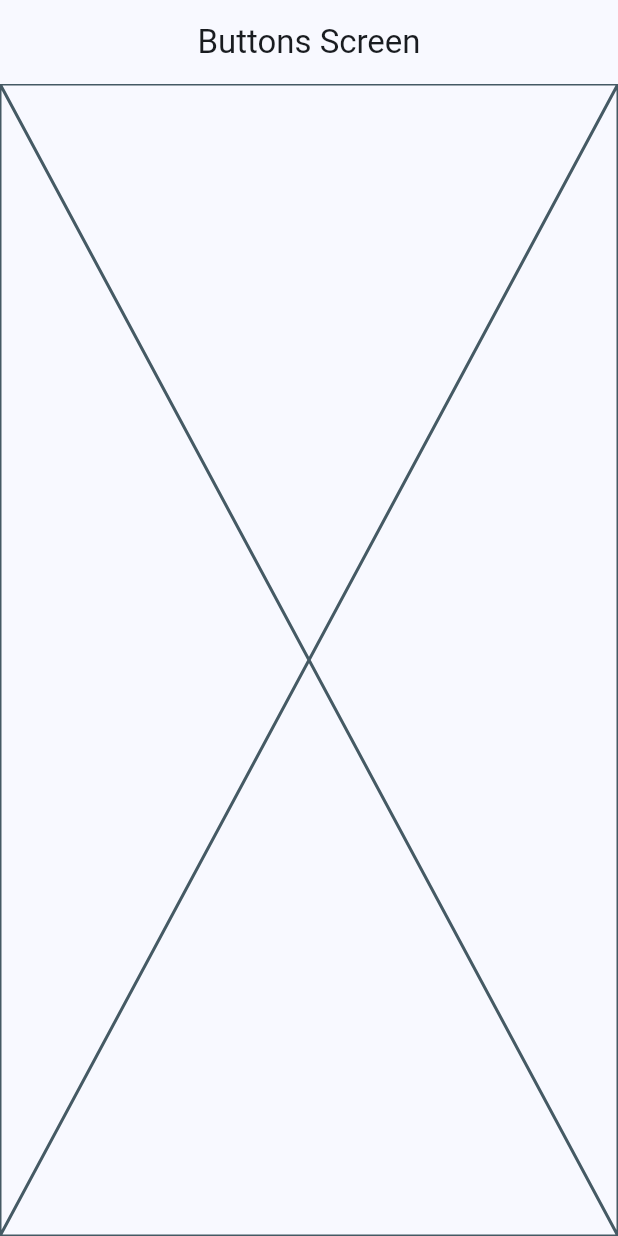
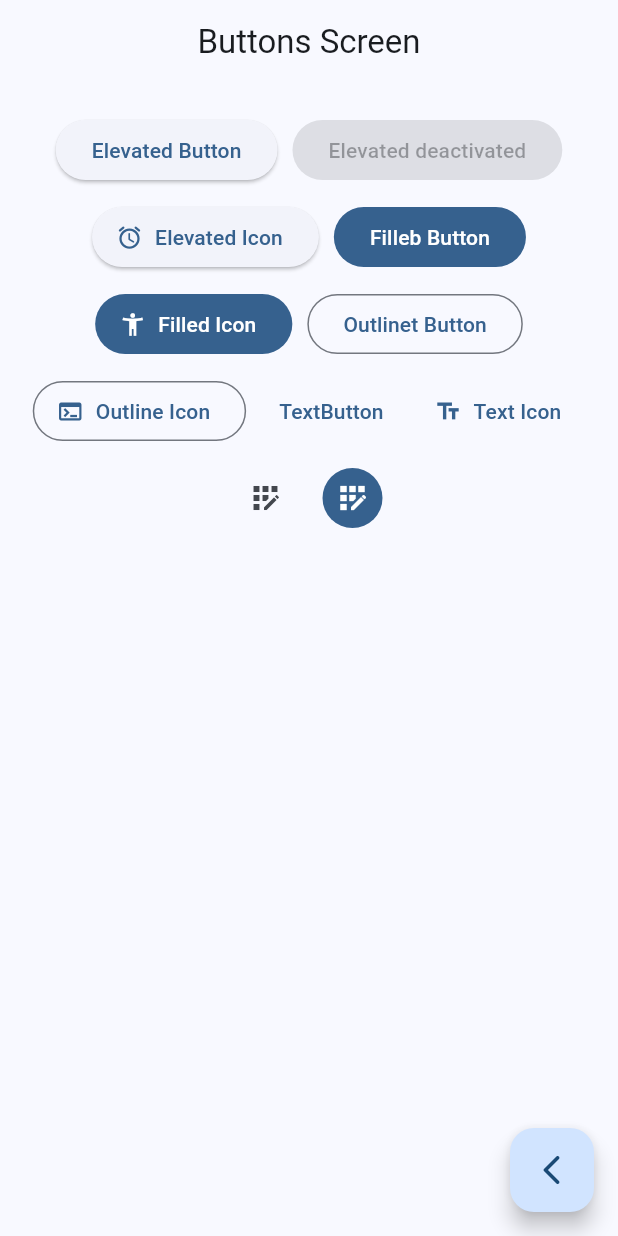
Before and after one commit to ftorreslop/widgetApp, a Flutter app: the ButtonsScreen screen opened by its route, on a phone screen of 412 x 824 dp. Run offline on Flutter 3.47's test engine with Material 2 defaults, Android fonts, the phone set to English and light mode, and no system bars; our stand-ins replace go_router.

Commit message:
Button Screen iniciated

```diff
--- a/lib/presentation/screens/buttons/button_screen.dart
+++ b/lib/presentation/screens/buttons/button_screen.dart
@@ -1,4 +1,5 @@
 import 'package:flutter/material.dart';
+import 'package:go_router/go_router.dart';
 
 class ButtonsScreen extends StatelessWidget {
   static const String name = 'buttons';
@@ -11,7 +12,88 @@ class ButtonsScreen extends StatelessWidget {
       appBar: AppBar(
         title: const Text('Buttons Screen'),
       ),
-      body: const Placeholder(),
+      body: const _ButtonsView(),
+      floatingActionButton: FloatingActionButton(
+        child: const Icon(Icons.arrow_back_ios_rounded),
+        onPressed: () {
+          context.pop();
+        },
+      ),
     );
   }
 }
+
+class _ButtonsView extends StatelessWidget {
+  const _ButtonsView();
+
+  @override
+  Widget build(BuildContext context) {
+    final colors = Theme.of(context).colorScheme;
+    return SizedBox(
+      width: double.infinity,
+      child: Padding(
+        padding: const EdgeInsets.symmetric(horizontal: 10, vertical: 20),
+        child: Wrap(
+          spacing: 10,
+          runSpacing: 10,
+          alignment: WrapAlignment.center,
+          children: [
+            ElevatedButton(
+              onPressed: () {},
+              child: const Text('Elevated Button'),
+            ),
+            const ElevatedButton(
+              onPressed: null,
+              child: Text('Elevated deactivated'),
+            ),
+            ElevatedButton.icon(
+              onPressed: () {},
+              icon: const Icon(Icons.access_alarm_rounded),
+              label: const Text('Elevated Icon'),
+            ),
+            FilledButton(
+              onPressed: () {},
+              child: const Text('Filleb Button'),
+            ),
+            FilledButton.icon(
+              onPressed: () {},
+              icon: const Icon(Icons.accessibility_new),
+              label: const Text('Filled Icon'),
+            ),
+            OutlinedButton(
+              onPressed: () {},
+              child: const Text('Outlinet Button'),
+            ),
+            OutlinedButton.icon(
+              onPressed: () {},
+              icon: const Icon(Icons.terminal),
+              label: const Text('Outline Icon'),
+            ),
+            TextButton(
+              onPressed: () {},
+              child: const Text('TextButton'),
+            ),
+            TextButton.icon(
+              onPressed: () {},
+              icon: const Icon(Icons.text_fields),
+              label: const Text('Text Icon'),
+            ),
+            // TODO: custom button
+            IconButton(
+              onPressed: () {},
+              icon: const Icon(Icons.app_registration),
+            ),
+            IconButton(
+              onPressed: () {},
+              icon: const Icon(Icons.app_registration),
+              style: ButtonStyle(
+                backgroundColor: MaterialStatePropertyAll(colors.primary),
+                iconColor: const MaterialStatePropertyAll(Colors.white),
+              ),
+            ),
+          ],
+        ),
+      ),
+    );
+  }
+}
--- a/lib/presentation/screens/home/home_screen.dart
+++ b/lib/presentation/screens/home/home_screen.dart
@@ -1,4 +1,5 @@
 import 'package:flutter/material.dart';
+import 'package:go_router/go_router.dart';
 import 'package:widgetsapp/config/menu/menu_items.dart';
 
 class HomeScreen extends StatelessWidget {
--- a/pubspec.yaml
+++ b/pubspec.yaml
@@ -14,12 +14,12 @@ description: A new Flutter project.
 version: 1.0.0+1
 
 environment:
-  sdk: ">=2.17.0 <3.0.0"
+  sdk: ">=2.19.2 <3.0.0"
 
 dependencies:
   flutter:
     sdk: flutter
-  go_router: ^3.1.1
+  go_router: ^7.1.1
 
 dev_dependencies:
   flutter_test:
@@ -30,7 +30,7 @@ dev_dependencies:
   # activated in the `analysis_options.yaml` file located at the root of your
   # package. See that file for information about deactivating specific lint
   # rules and activating additional ones.
-  flutter_lints: ^1.0.0
+  flutter_lints: ^2.0.0
 
 # For information on the generic Dart part of this file, see the
 # following page: https://dart.dev/tools/pub/pubspec
```
